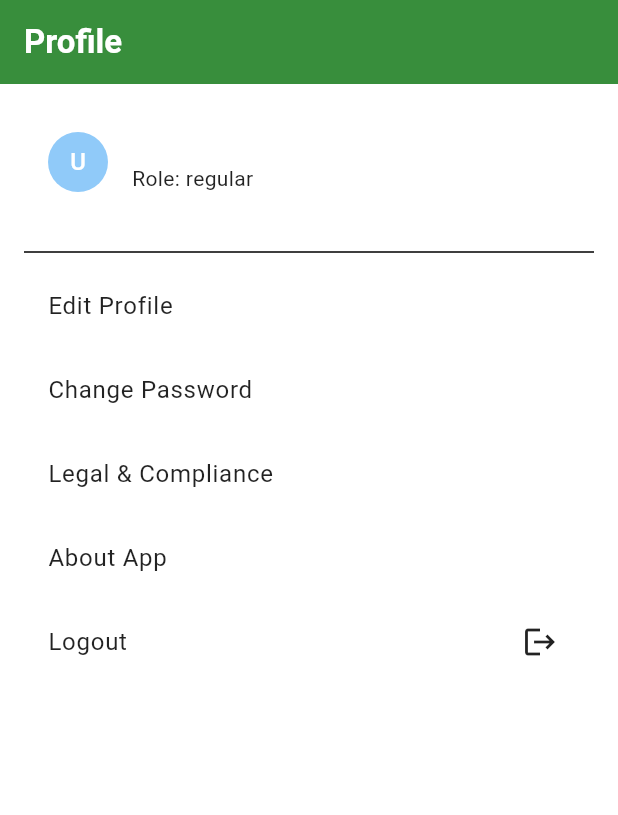
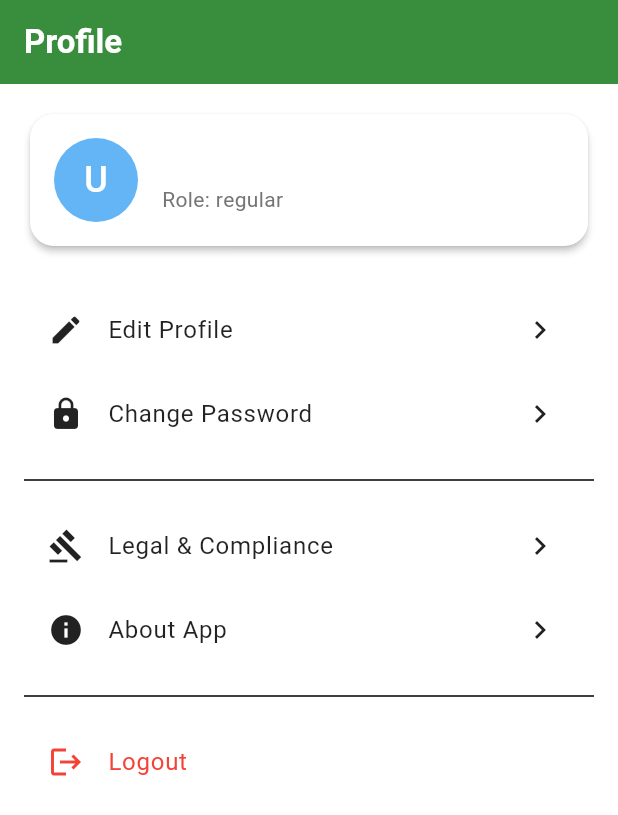
Before and after one commit to Abh1shek017/urbanleafs, a Flutter app: the ProfileScreen screen opened by its route, on a phone screen of 412 x 824 dp. Shown: the top 815 px of the screen. Run offline on Flutter 3.47's test engine with Material 3 defaults, Android fonts, the phone set to English and light mode, and no system bars; our stand-ins replace cloud_firestore, firebase_auth, firebase_core, firebase_storage, flutter_riverpod, go_router and 4 more; accounts and stored records are empty.

Commit message:
Redesign the Profile Screen UI

```diff
--- a/lib/screens/balance_sheet/balance_sheet_screen.dart
+++ b/lib/screens/balance_sheet/balance_sheet_screen.dart
@@ -84,8 +84,9 @@ class _BalanceSheetScreenState extends ConsumerState<BalanceSheetScreen> {
                     'MMMM',
                   ).parse(val).month;
                   if (selectedYear == now.year &&
-                      selectedMonthIndex > now.month)
+                      selectedMonthIndex > now.month) {
                     return;
+                  }
                   setState(() => selectedMonth = val);
                   _loadDataForCurrentMonth();
                 }
--- a/lib/screens/profile/profile_screen.dart
+++ b/lib/screens/profile/profile_screen.dart
@@ -39,38 +39,80 @@ class _ProfileScreenState extends ConsumerState<ProfileScreen>
             child: ListView(
               padding: const EdgeInsets.all(16),
               children: [
-                ListTile(
-                  leading: CircleAvatar(
-                    backgroundColor: Colors.blue.shade200,
-                    child: Text(
-                      username.isNotEmpty ? username[0].toUpperCase() : "U",
-                      style: const TextStyle(color: Colors.white),
+                Card(
+                  elevation: 2,
+                  shape: RoundedRectangleBorder(
+                      borderRadius: BorderRadius.circular(16)),
+                  child: Padding(
+                    padding: const EdgeInsets.all(16),
+                    child: Row(
+                      children: [
+                        CircleAvatar(
+                          radius: 28,
+                          backgroundColor: Colors.blue.shade300,
+                          child: Text(
+                            username.isNotEmpty ? username[0].toUpperCase() : "U",
+                            style: const TextStyle(
+                                fontSize: 24, color: Colors.white),
+                          ),
+                        ),
+                        const SizedBox(width: 16),
+                        Column(
+                          crossAxisAlignment: CrossAxisAlignment.start,
+                          children: [
+                            Text(
+                              username,
+                              style: const TextStyle(
+                                  fontSize: 18, fontWeight: FontWeight.w600),
+                            ),
+                            Text(
+                              "Role: $roleName",
+                              style: TextStyle(
+                                  color: Colors.grey.shade600, fontSize: 14),
+                            )
+                          ],
+                        )
+                      ],
                     ),
                   ),
-                  title: Text(username),
-                  subtitle: Text("Role: $roleName"),
                 ),
-                const SizedBox(height: 16),
-                const Divider(),
+                const SizedBox(height: 24),
+
+                // Settings options
                 ListTile(
+                  leading: const Icon(Icons.edit),
                   title: const Text("Edit Profile"),
+                  trailing: const Icon(Icons.chevron_right),
                   onTap: () => context.go('/profile/edit'),
                 ),
                 ListTile(
+                  leading: const Icon(Icons.lock),
                   title: const Text("Change Password"),
+                  trailing: const Icon(Icons.chevron_right),
                   onTap: () => context.go('/profile/change-password'),
                 ),
+                const Divider(height: 32),
+
                 ListTile(
+                  leading: const Icon(Icons.gavel),
                   title: const Text("Legal & Compliance"),
+                  trailing: const Icon(Icons.chevron_right),
                   onTap: () => context.go('/legal'),
                 ),
                 ListTile(
+                  leading: const Icon(Icons.info),
                   title: const Text("About App"),
+                  trailing: const Icon(Icons.chevron_right),
                   onTap: () => context.go('/legal/about'),
                 ),
+                const Divider(height: 32),
+
                 ListTile(
-                  title: const Text("Logout"),
-                  trailing: const Icon(Icons.logout),
+                  leading: const Icon(Icons.logout, color: Colors.red),
+                  title: const Text(
+                    "Logout",
+                    style: TextStyle(color: Colors.red),
+                  ),
                   onTap: () {
                     ref.read(authServiceProvider).logout();
                     context.go('/login');
```
